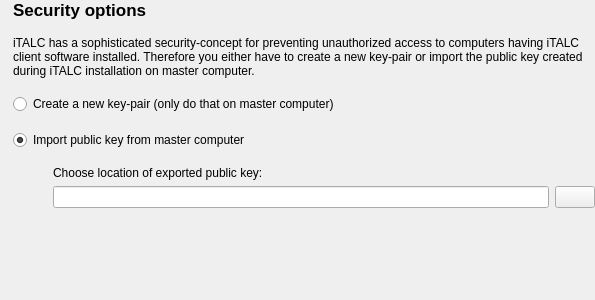
Old version of the form setup/dialogs/page_security_options.ui in the repository veyon/veyon.
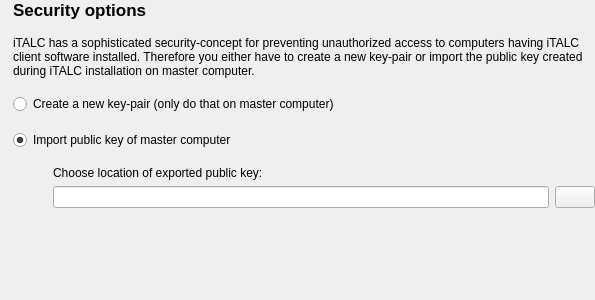
New version of the form. Icons and pictures are not drawn.

The edit to the form file:
```diff
--- a/setup/dialogs/page_security_options.ui
+++ b/setup/dialogs/page_security_options.ui
@@ -77,7 +77,7 @@
      <item>
       <widget class="QRadioButton" name="importKeysRadioButton" >
        <property name="text" >
-        <string>Import public key from master computer</string>
+        <string>Import public key of master computer</string>
        </property>
        <property name="checked" >
         <bool>true</bool>
```
